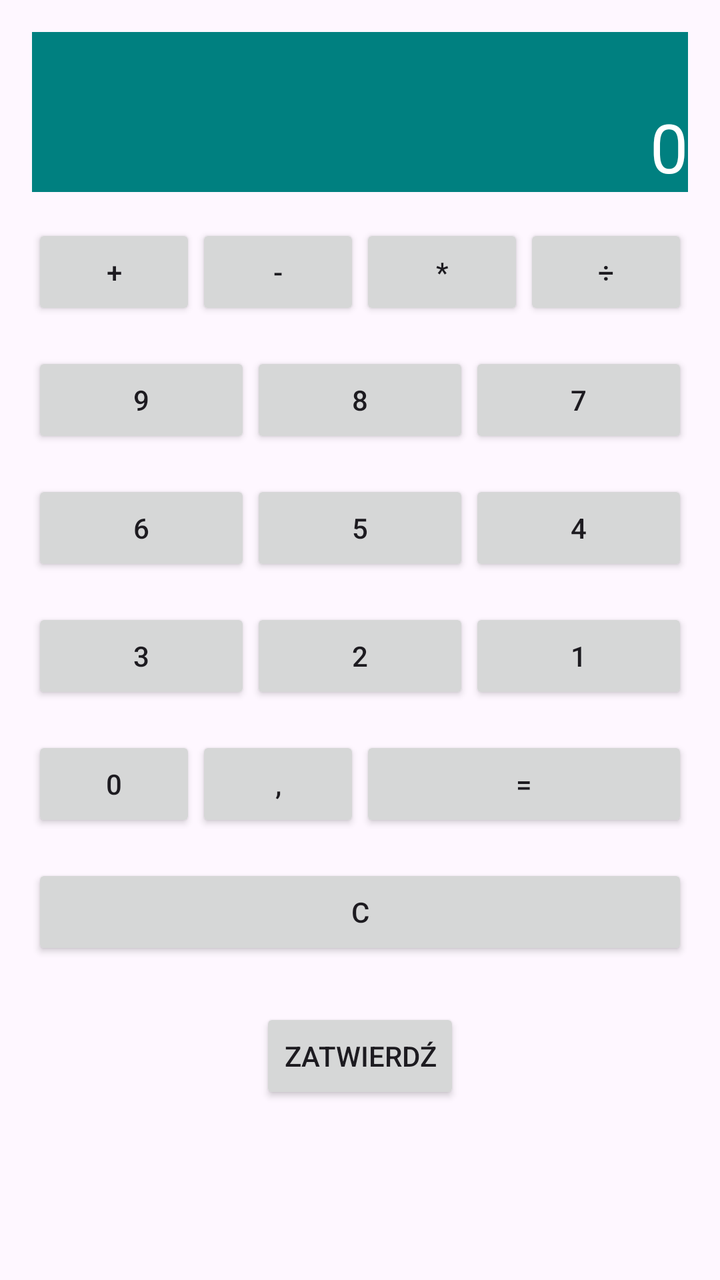
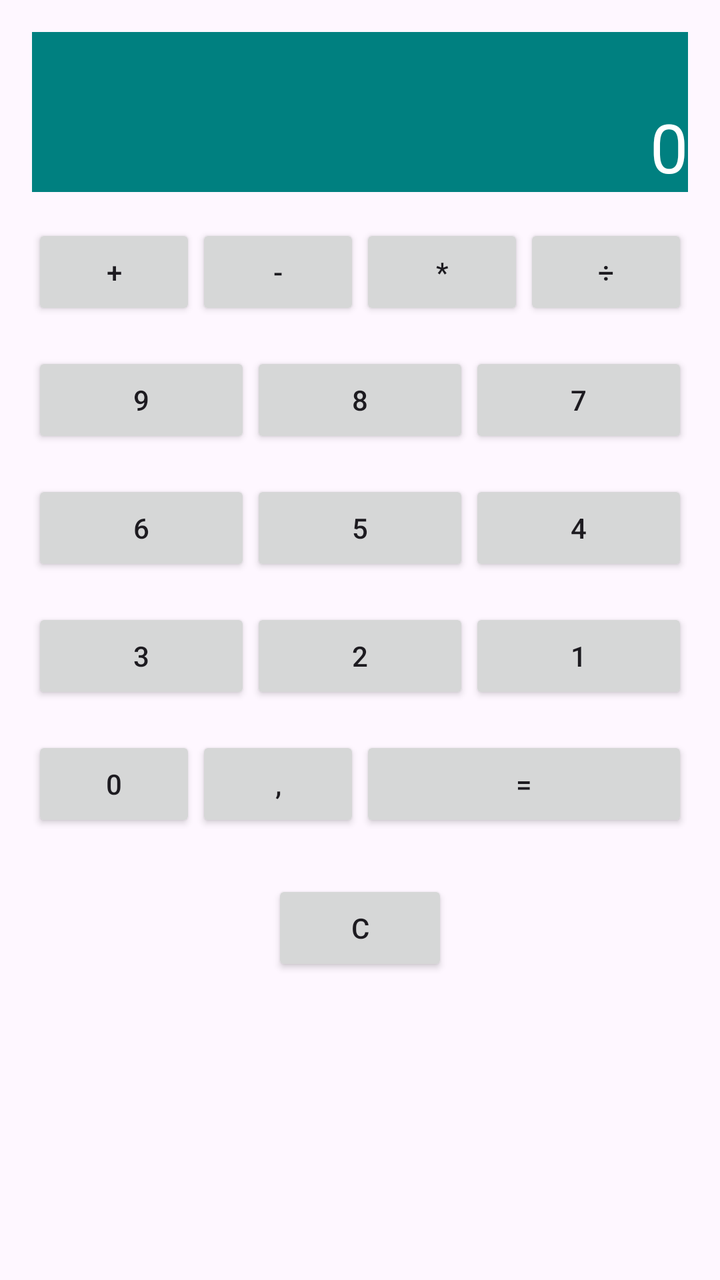

Before-and-after screenshots of an Android layout around one commit, followed by the original layout XML and the change that was made.
<!-- AndroidManifest.xml: application theme Theme.Kalkulator -->
<!-- res/layout/activity_main.xml -->
<?xml version="1.0" encoding="utf-8"?>
<LinearLayout xmlns:android="http://schemas.android.com/apk/res/android"
    xmlns:tools="http://schemas.android.com/tools"
    android:id="@+id/main"
    android:layout_width="match_parent"
    android:layout_height="match_parent"
    android:orientation="vertical"
    android:padding="16dp"
    tools:context=".MainActivity">

    <TextView
        android:id="@+id/tvTitle"
        android:layout_width="match_parent"
        android:layout_height="wrap_content"
        android:background="#008080"
        android:gravity="end|bottom"
        android:height="80dp"
        android:text="0"
        android:textColor="#FFFFFF"
        android:textSize="34sp" />

    <LinearLayout
        android:id="@+id/rowTop"
        android:layout_width="match_parent"
        android:layout_height="wrap_content"
        android:layout_marginTop="16dp"
        android:orientation="horizontal">


        <Button
            android:id="@+id/btnA"
            android:layout_width="0dp"
            android:layout_height="wrap_content"
            android:layout_weight="1"
            android:text="+" />

        <Button
            android:id="@+id/btnB"
            android:layout_width="0dp"
            android:layout_height="wrap_content"
            android:layout_weight="1"
            android:text="-" />

        <Button
            android:id="@+id/btnC"
            android:layout_width="0dp"
            android:layout_height="wrap_content"
            android:layout_weight="1"
            android:text="*" />
        <Button
            android:id="@+id/btnCeee"
            android:layout_width="0dp"
            android:layout_height="wrap_content"
            android:layout_weight="1"
            android:text="÷" />
    </LinearLayout>
    <LinearLayout
        android:id="@+id/rowCenter"
        android:layout_width="match_parent"
        android:layout_height="wrap_content"
        android:orientation="horizontal"
        android:layout_marginTop="16dp">


        <Button
            android:id="@+id/btn9"
            android:layout_width="0dp"
            android:layout_height="wrap_content"
            android:layout_weight="1"
            android:text="9" />

        <Button
            android:id="@+id/btn8"
            android:layout_width="0dp"
            android:layout_height="wrap_content"
            android:layout_weight="1"
            android:text="8" />

        <Button
            android:id="@+id/btn7"
            android:layout_width="0dp"
            android:layout_height="wrap_content"
            android:layout_weight="1"
            android:text="7" />
    </LinearLayout>
    <LinearLayout
        android:id="@+id/rowCenter2"
        android:layout_width="match_parent"
        android:layout_height="wrap_content"
        android:orientation="horizontal"
        android:layout_marginTop="16dp">

        <Button
            android:id="@+id/btn6"
            android:layout_width="0dp"
            android:layout_height="wrap_content"
            android:layout_weight="1"
            android:text="6" />

        <Button
            android:id="@+id/btn5"
            android:layout_width="0dp"
            android:layout_height="wrap_content"
            android:layout_weight="1"
            android:text="5" />

        <Button
            android:id="@+id/btn4"
            android:layout_width="0dp"
            android:layout_height="wrap_content"
            android:layout_weight="1"
            android:text="4" />
    </LinearLayout>
    <LinearLayout
        android:id="@+id/rowCenter3"
        android:layout_width="match_parent"
        android:layout_height="wrap_content"
        android:orientation="horizontal"
        android:layout_marginTop="16dp">

        <Button
            android:id="@+id/btn3"
            android:layout_width="0dp"
            android:layout_height="wrap_content"
            android:layout_weight="1"
            android:text="3" />

        <Button
            android:id="@+id/btn2"
            android:layout_width="0dp"
            android:layout_height="wrap_content"
            android:layout_weight="1"
            android:text="2" />

        <Button
            android:id="@+id/btn1"
            android:layout_width="0dp"
            android:layout_height="wrap_content"
            android:layout_weight="1"
            android:text="1" />
    </LinearLayout>
    <LinearLayout
        android:id="@+id/rowBottom"
        android:layout_width="match_parent"
        android:layout_height="wrap_content"
        android:orientation="horizontal"
        android:layout_marginTop="16dp">

        <Button
            android:id="@+id/btnD"
            android:layout_width="0dp"
            android:layout_height="wrap_content"
            android:layout_weight="1"
            android:text="0" />

        <Button
            android:id="@+id/btnE"
            android:layout_width="0dp"
            android:layout_height="wrap_content"
            android:layout_weight="1"
            android:text="," />

        <Button
            android:id="@+id/btnF"
            android:layout_width="0dp"
            android:layout_height="wrap_content"
            android:layout_weight="2"
            android:text="=" />
    </LinearLayout>
    <LinearLayout
        android:id="@+id/rowCenter4"
        android:layout_width="match_parent"
        android:layout_height="wrap_content"
        android:orientation="horizontal"
        android:layout_marginTop="16dp">

        <Button
            android:id="@+id/btnCe"
            android:layout_width="0dp"
            android:layout_height="wrap_content"
            android:layout_weight="1"
            android:text="C" />
    </LinearLayout>

    <Button
        android:id="@+id/btnConfirm"
        android:layout_width="wrap_content"
        android:layout_height="wrap_content"
        android:layout_gravity="center_horizontal"
        android:layout_marginTop="24dp"
        android:text="Zatwierdź" />

</LinearLayout>
<!-- resources referenced by this layout -->
<resources>
  <style name="Theme.Kalkulator" parent="Base.Theme.Kalkulator" />
  <style name="Base.Theme.Kalkulator" parent="Theme.Material3.DayNight.NoActionBar">
          
          
      </style>
</resources>

<!-- the commit's change to res/layout/activity_main.xml (unified diff, before → after) -->
@@ -167,20 +167,6 @@
             android:layout_weight="2"
             android:text="=" />
     </LinearLayout>
-    <LinearLayout
-        android:id="@+id/rowCenter4"
-        android:layout_width="match_parent"
-        android:layout_height="wrap_content"
-        android:orientation="horizontal"
-        android:layout_marginTop="16dp">
-
-        <Button
-            android:id="@+id/btnCe"
-            android:layout_width="0dp"
-            android:layout_height="wrap_content"
-            android:layout_weight="1"
-            android:text="C" />
-    </LinearLayout>
 
     <Button
         android:id="@+id/btnConfirm"
@@ -188,6 +174,6 @@
         android:layout_height="wrap_content"
         android:layout_gravity="center_horizontal"
         android:layout_marginTop="24dp"
-        android:text="Zatwierdź" />
+        android:text="C" />
 
 </LinearLayout>
